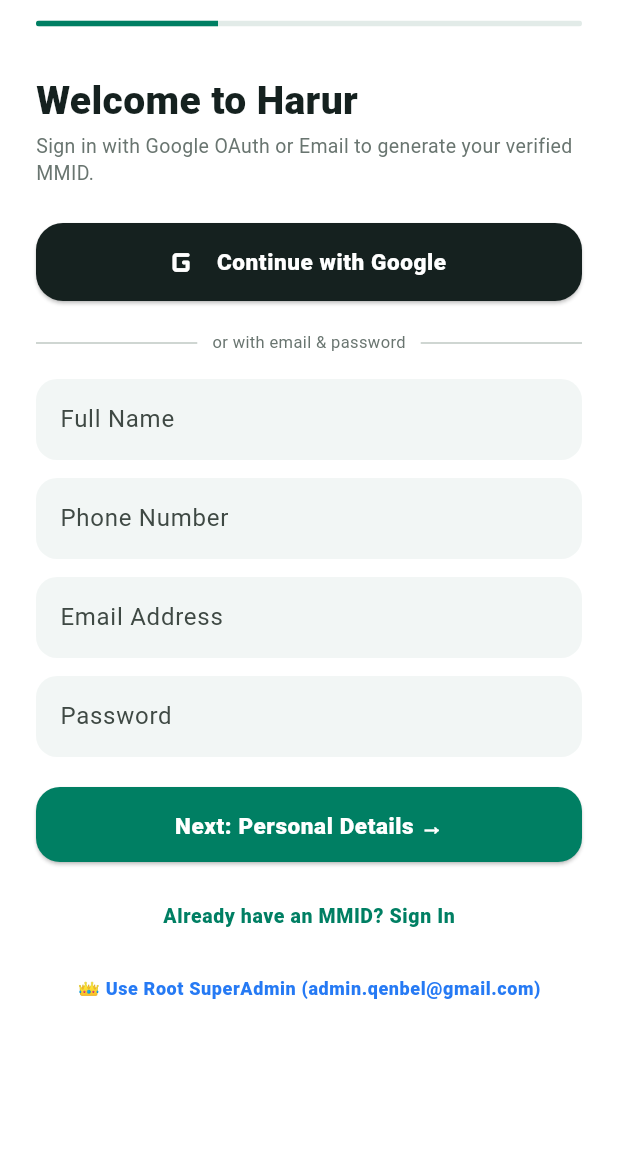
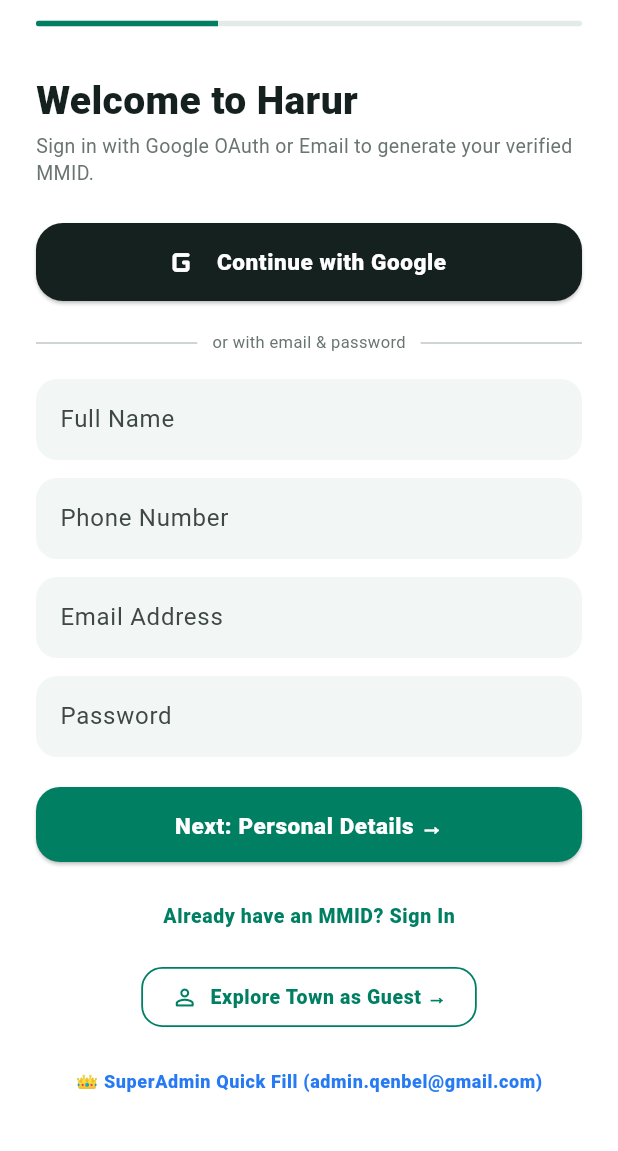
Before and after one commit to adminqenbel/myharur, a Flutter app: the TownOnboardingFlowPage screen opened directly, on a phone screen of 412 x 824 dp, the part 83-1234 px from its top. Run offline on Flutter 3.47's test engine with Material 3 defaults, Android fonts, the phone set to English and light mode, and no system bars; our stand-ins replace flutter_svg, supabase_flutter; accounts and stored records are empty.

Commit message:
feat(auth): add explicit Explore as Guest mode matching d:/harur reference

```diff
--- a/lib/features/onboarding_page.dart
+++ b/lib/features/onboarding_page.dart
@@ -420,6 +420,25 @@
               ),
             ),
           ),
+          const SizedBox(height: 6),
+          Center(
+            child: OutlinedButton.icon(
+              style: OutlinedButton.styleFrom(
+                side: const BorderSide(color: Color(0xFF007F63), width: 1.2),
+                shape: RoundedRectangleBorder(borderRadius: BorderRadius.circular(14)),
+                padding: const EdgeInsets.symmetric(horizontal: 20, vertical: 10),
+              ),
+              onPressed: () {
+                AuthService.loginAsGuest();
+                Navigator.of(context).pushReplacement(
+                  MaterialPageRoute(builder: (_) => const TownShell()),
+                );
+              },
+              icon: const Icon(Icons.person_outline_rounded, size: 18, color: Color(0xFF007F63)),
+              label: const Text('Explore Town as Guest →', style: TextStyle(color: Color(0xFF007F63), fontWeight: FontWeight.w800)),
+            ),
+          ),
+          const SizedBox(height: 8),
           Center(
             child: TextButton(
               onPressed: () {
@@ -428,7 +447,7 @@
                 isSignUp = false;
                 _handleStep1Auth();
               },
-              child: const Text('👑 Use Root SuperAdmin (admin.qenbel@gmail.com)', style: TextStyle(color: Color(0xFF267AF4), fontWeight: FontWeight.w800, fontSize: 12)),
+              child: const Text('👑 SuperAdmin Quick Fill (admin.qenbel@gmail.com)', style: TextStyle(color: Color(0xFF267AF4), fontWeight: FontWeight.w800, fontSize: 12)),
             ),
           ),
         ],
--- a/lib/services/supabase_service.dart
+++ b/lib/services/supabase_service.dart
@@ -457,6 +457,22 @@
     return "AID-$dateStr-$suffix";
   }
 
+  /// Guest Access Mode (reference: d:/harur)
+  static void loginAsGuest() {
+    _isLoggedIn = true;
+    _profile = const UserProfile(
+      id: 'usr-guest-0000',
+      mmid: 'GUEST-VISITOR',
+      username: 'guest_resident',
+      fullName: 'Town Guest Explorer',
+      email: 'guest@myharur.local',
+      phone: '+91 00000 00000',
+      roles: ['guest'],
+      wardLocality: 'Harur Town',
+      bio: 'Visiting resident exploring MyHarur digital town services.',
+    );
+  }
+
   /// Sign In with Email & Password
   static Future<bool> signInWithEmailPassword(String email, String password) async {
     final client = SupabaseConfig.client;
```
